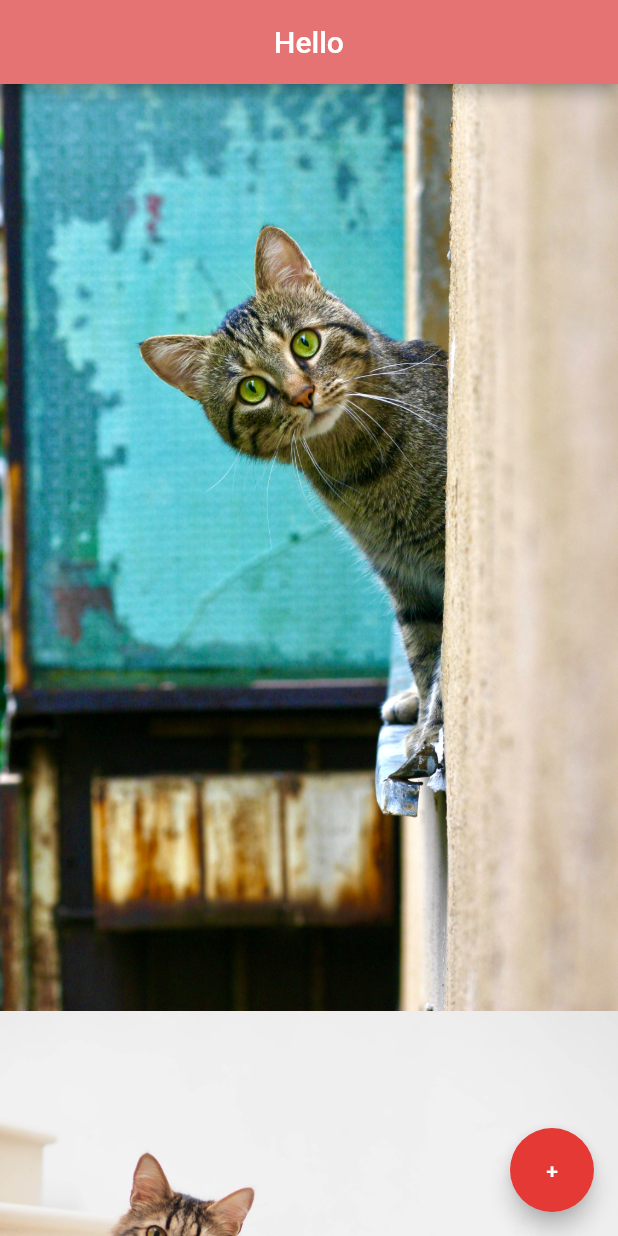
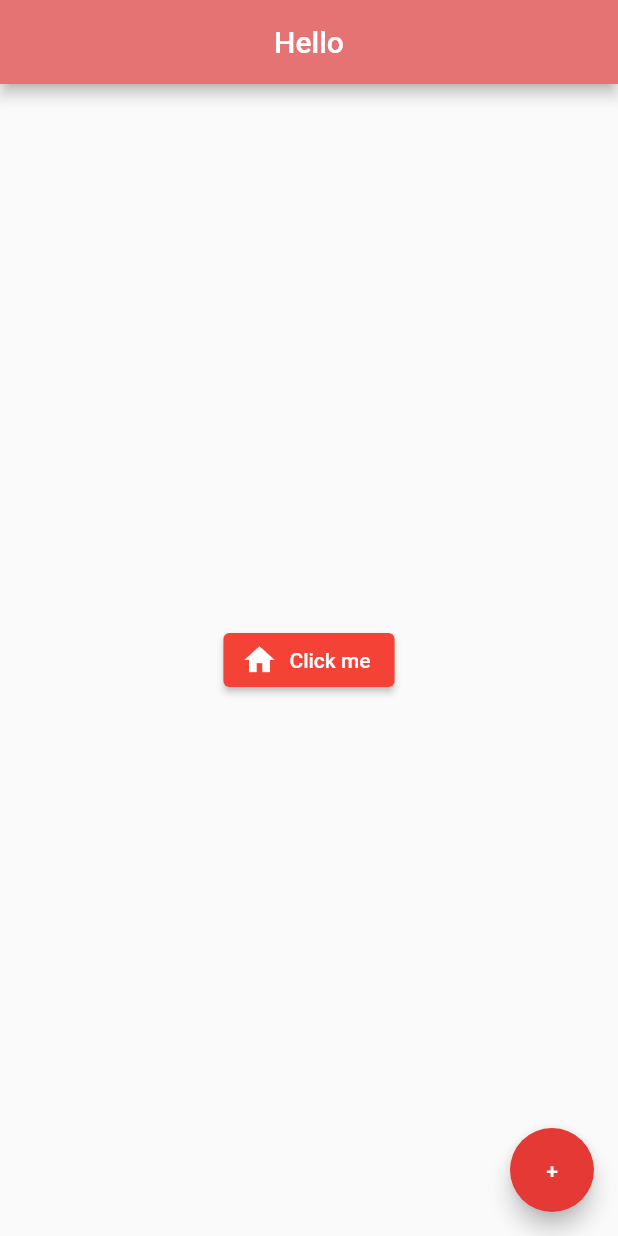
Before and after one commit to GrzegorzBanaszak/flutter_tut, a Flutter app: the screen it shows after launch, on a phone screen of 412 x 824 dp. Run offline on Flutter 3.47's test engine with Material 2 defaults, Android fonts, the phone set to English and light mode, and no system bars.

Commit message:
Button and Icon example

```diff
--- a/lib/main.dart
+++ b/lib/main.dart
@@ -2,11 +2,10 @@ import 'package:flutter/material.dart';
 
 void main() {
   runApp(const MaterialApp(
-    home:Home(),
+    home: Home(),
     debugShowCheckedModeBanner: false,
   ));
 }
-
 
 class Home extends StatelessWidget {
   const Home({super.key});
@@ -15,31 +14,44 @@ class Home extends StatelessWidget {
   Widget build(BuildContext context) {
     return Scaffold(
       appBar: AppBar(
-        title: Text("Hello"),
+        title: const Text("Hello"),
         centerTitle: true,
         backgroundColor: Colors.red[300],
       ),
-      body: ListView(
-        children: <Widget>[
-          Image(
-            image: AssetImage("assets/cat-1.jpg"),
-          ),
-          Image(
-            image: AssetImage("assets/cat-2.jpg"),
-          ),
-          Image(
-            image: AssetImage("assets/cat-3.jpg"),
-          ),
-          Image.network(
-            "https://images.unsplash.com/photo-1543852786-1cf6624b9987?ixlib=rb-4.0.3&ixid=M3wxMjA3fDB8MHxwaG90by1wYWdlfHx8fGVufDB8fHx8fA%3D%3D&auto=format&fit=crop&w=1974&q=80",
+      body: Center(
+        child: ElevatedButton.icon(
+          onPressed: () {
+            print("You click me");
+          },
+          style: ButtonStyle(
+              backgroundColor: MaterialStateProperty.all<Color>(Colors.red)),
+          icon: const Icon(Icons.home),
+          label: const Text("Click me"),
+        ),
+      ),
 
-          ),
-        ],
-      ),
+      // Lista obrazów
+      // body: ListView(
+      //   children: <Widget>[
+      //     Image(
+      //       image: AssetImage("assets/cat-1.jpg"),
+      //     ),
+      //     Image(
+      //       image: AssetImage("assets/cat-2.jpg"),
+      //     ),
+      //     Image(
+      //       image: AssetImage("assets/cat-3.jpg"),
+      //     ),
+      //     Image.network(
+      //       "https://images.unsplash.com/photo-1543852786-1cf6624b9987?ixlib=rb-4.0.3&ixid=M3wxMjA3fDB8MHxwaG90by1wYWdlfHx8fGVufDB8fHx8fA%3D%3D&auto=format&fit=crop&w=1974&q=80",
+      //
+      //     ),
+      //   ],
+      // ),
       floatingActionButton: FloatingActionButton(
-        onPressed: () {  },
-        child: Text("+"),
+        onPressed: () {},
         backgroundColor: Colors.red[600],
+        child: const Text("+"),
       ),
     );
   }
```
